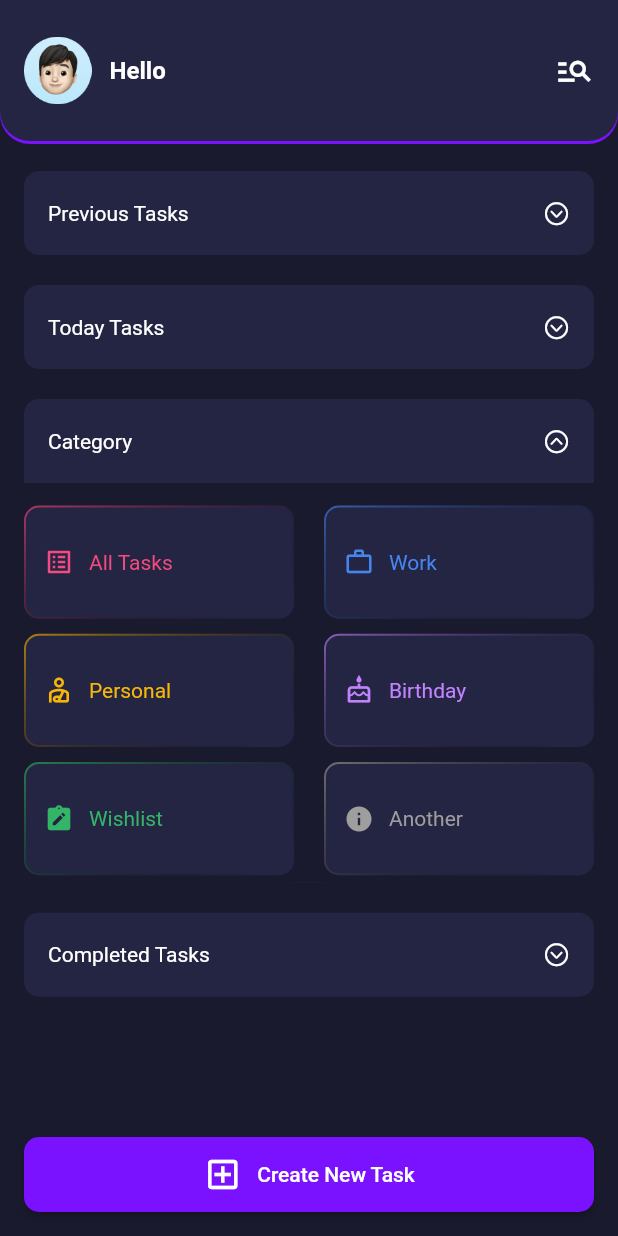
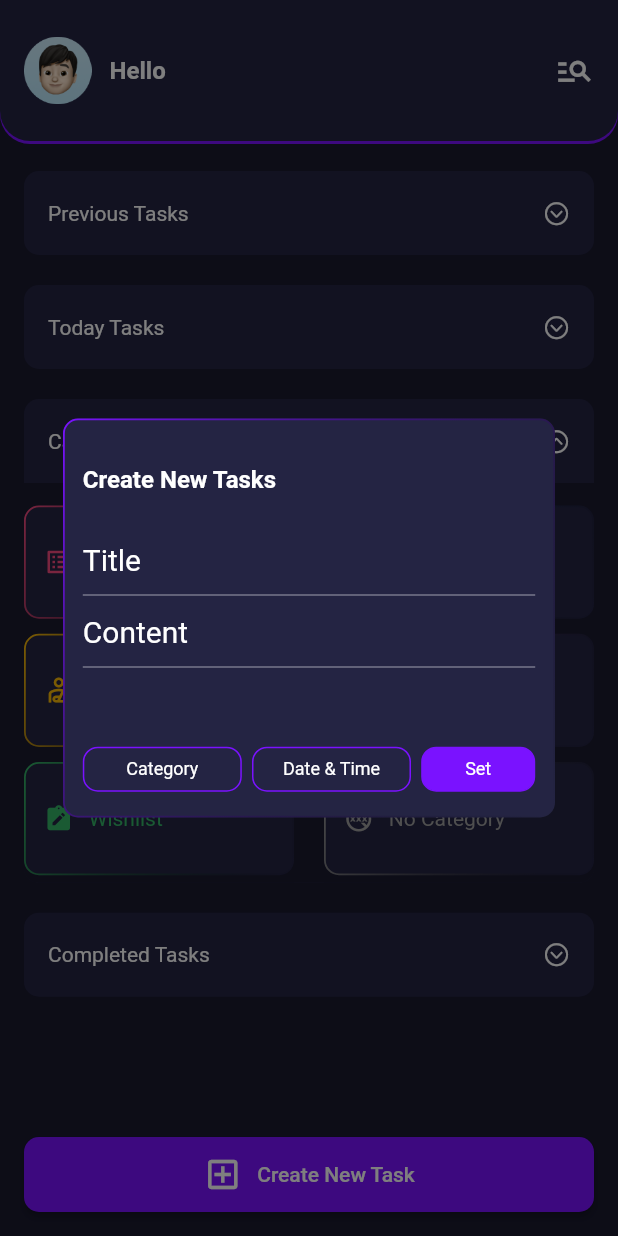
Before and after one commit to KarimHesham23/To-Do-List-Project, a Flutter app: the TasksView screen opened directly, after a tap on "Category", after a tap on "Create New Task", on a phone screen of 412 x 824 dp. Run offline on Flutter 3.47's test engine with Material 2 defaults, Android fonts, the phone set to English and light mode, and no system bars; our stand-ins replace animated_text_kit, flutter_bloc, font_awesome_flutter, get_it, go_router, google_fonts and 3 more; accounts and stored records are empty.

Commit message:
finish ui of new task dialog

```diff
--- a/to_do_list_app/lib/core/utils/styles.dart
+++ b/to_do_list_app/lib/core/utils/styles.dart
@@ -23,4 +23,7 @@ abstract class Styles {
     fontSize: 18,
     fontWeight: FontWeight.bold,
   );
+  static var styleText20 = const TextStyle(
+    fontSize: 20,
+  );
 }
--- a/to_do_list_app/lib/core/widgets/custom_frame_app_bar.dart
+++ b/to_do_list_app/lib/core/widgets/custom_frame_app_bar.dart
@@ -19,8 +19,9 @@ class CustomFrameAppBar extends StatelessWidget {
           ],
           color: kSecondaryColor,
           borderRadius: BorderRadius.only(
-              bottomLeft: Radius.circular(20),
-              bottomRight: Radius.circular(20)),
+            bottomLeft: Radius.circular(20),
+            bottomRight: Radius.circular(20),
+          ),
         ),
         child: Center(child: child),
       ),
--- /dev/null
+++ b/to_do_list_app/lib/core/widgets/custom_frame_container.dart
@@ -0,0 +1,39 @@
+import 'package:flutter/material.dart';
+import 'package:gradient_borders/box_borders/gradient_box_border.dart';
+import 'package:to_do_list_app/constants.dart';
+
+class CustomFrameContainer extends StatelessWidget {
+  const CustomFrameContainer({
+    super.key,
+    required this.child,
+    required this.height,
+    required this.width,
+    this.borderColor = kSpecialColor,
+  });
+  final Widget child;
+  final double height;
+  final double width;
+  final Color borderColor;
+  @override
+  Widget build(BuildContext context) {
+    return Container(
+        height: height,
+        width: width,
+        decoration: BoxDecoration(
+          color: kSecondaryColor,
+          borderRadius: BorderRadius.circular(10),
+          border: GradientBoxBorder(
+            gradient: LinearGradient(
+              begin: const Alignment(-1, -1),
+              end: const Alignment(1, 1),
+              colors: [
+                borderColor,
+                Colors.transparent,
+              ],
+            ),
+            width: 1.2,
+          ),
+        ),
+        child: child);
+  }
+}
--- /dev/null
+++ b/to_do_list_app/lib/features/create_task/presentation/views/widgets/action_button_section.dart
@@ -0,0 +1,34 @@
+import 'package:flutter/material.dart';
+import 'package:to_do_list_app/features/create_task/presentation/views/widgets/custom_button.dart';
+
+class ActionButtonsSection extends StatelessWidget {
+  const ActionButtonsSection({super.key, required this.setTap});
+  final void Function() setTap;
+
+  @override
+  Widget build(BuildContext context) {
+    return Row(
+      mainAxisAlignment: MainAxisAlignment.spaceBetween,
+      children: [
+        CustomButton(
+          contentButton: "Category",
+          checkFill: false,
+          width: 106,
+          onTap: () {},
+        ),
+        CustomButton(
+          contentButton: "Date & Time",
+          checkFill: false,
+          width: 106,
+          onTap: () {},
+        ),
+        CustomButton(
+          contentButton: "Set",
+          checkFill: true,
+          width: 76,
+          onTap: setTap,
+        ),
+      ],
+    );
+  }
+}
--- /dev/null
+++ b/to_do_list_app/lib/features/create_task/presentation/views/widgets/create_task_body.dart
@@ -0,0 +1,83 @@
+import 'package:flutter/material.dart';
+import 'package:go_router/go_router.dart';
+import 'package:to_do_list_app/core/utils/styles.dart';
+import 'package:to_do_list_app/features/create_task/presentation/views/widgets/action_button_section.dart';
+import 'package:to_do_list_app/features/create_task/presentation/views/widgets/custom_form_text_filed.dart';
+
+class CreateTaskBody extends StatefulWidget {
+  const CreateTaskBody({super.key});
+
+  @override
+  State<CreateTaskBody> createState() => _CreateTaskBodyState();
+}
+
+class _CreateTaskBodyState extends State<CreateTaskBody> {
+  GlobalKey<FormState> formKey = GlobalKey();
+  String? title;
+  String? content;
+  AutovalidateMode autovalidateMode = AutovalidateMode.disabled;
+  @override
+  Widget build(BuildContext context) {
+    return LayoutBuilder(
+      builder: (context, constraints) {
+        return Form(
+          key: formKey,
+          autovalidateMode: autovalidateMode,
+          child: Padding(
+            padding: const EdgeInsets.symmetric(horizontal: 12),
+            child: SingleChildScrollView(
+              child: ConstrainedBox(
+                constraints: BoxConstraints(minHeight: constraints.maxHeight),
+                child: IntrinsicHeight(
+                  child: Column(
+                    crossAxisAlignment: CrossAxisAlignment.start,
+                    children: [
+                      const SizedBox(
+                        height: 30,
+                      ),
+                      Text(
+                        "Create New Tasks",
+                        style: Styles.styleText16,
+                      ),
+                      const SizedBox(
+                        height: 20,
+                      ),
+                      CustomFormTextFiled(
+                        onSaved: (p0) {
+                          title = p0;
+                        },
+                        hintText: "Title",
+                      ),
+                      CustomFormTextFiled(
+                        onSaved: (p0) {
+                          content = p0;
+                        },
+                        hintText: "Content",
+                      ),
+                      const Spacer(),
+                      ActionButtonsSection(
+                        setTap: () {
+                          if (formKey.currentState!.validate()) {
+                            formKey.currentState!.save();
+                            context.pop();
+                          } else {
+                            setState(() {
+                              autovalidateMode = AutovalidateMode.always;
+                            });
+                          }
+                        },
+                      ),
+                      const SizedBox(
+                        height: 16,
+                      )
+                    ],
+                  ),
+                ),
+              ),
+            ),
+          ),
+        );
+      },
+    );
+  }
+}
--- /dev/null
+++ b/to_do_list_app/lib/features/create_task/presentation/views/widgets/create_task_dialog.dart
@@ -0,0 +1,22 @@
+import 'package:flutter/material.dart';
+import 'package:to_do_list_app/core/widgets/custom_frame_container.dart';
+import 'package:to_do_list_app/features/create_task/presentation/views/widgets/create_task_body.dart';
+
+class CreateTaskDialog extends StatelessWidget {
+  const CreateTaskDialog({super.key});
+
+  @override
+  Widget build(BuildContext context) {
+    return const Center(
+      child: CustomFrameContainer(
+        height: 266,
+        width: 328,
+        child: Scaffold(
+          resizeToAvoidBottomInset: false,
+          backgroundColor: Colors.transparent,
+          body: CreateTaskBody(),
+        ),
+      ),
+    );
+  }
+}
--- /dev/null
+++ b/to_do_list_app/lib/features/create_task/presentation/views/widgets/custom_button.dart
@@ -0,0 +1,40 @@
+import 'package:flutter/material.dart';
+import 'package:to_do_list_app/constants.dart';
+import 'package:to_do_list_app/core/utils/styles.dart';
+
+class CustomButton extends StatelessWidget {
+  const CustomButton(
+      {super.key,
+      required this.contentButton,
+      required this.checkFill,
+      required this.width,
+      required this.onTap});
+  final String contentButton;
+  final bool checkFill;
+  final double width;
+  final void Function() onTap;
+
+  @override
+  Widget build(BuildContext context) {
+    return GestureDetector(
+      onTap: onTap,
+      child: Container(
+        height: 30,
+        width: width,
+        decoration: BoxDecoration(
+          color: checkFill ? kSpecialColor : kSecondaryColor,
+          borderRadius: BorderRadius.circular(10),
+          border: Border.all(color: kSpecialColor),
+        ),
+        child: Center(
+          child: Text(
+            contentButton,
+            style: Styles.styleText12.copyWith(
+              color: Colors.white,
+            ),
+          ),
+        ),
+      ),
+    );
+  }
+}
--- /dev/null
+++ b/to_do_list_app/lib/features/create_task/presentation/views/widgets/custom_form_text_filed.dart
@@ -0,0 +1,29 @@
+import 'package:flutter/material.dart';
+import 'package:to_do_list_app/core/utils/styles.dart';
+
+class CustomFormTextFiled extends StatelessWidget {
+  const CustomFormTextFiled(
+      {super.key, required this.onSaved, required this.hintText});
+  final void Function(String?) onSaved;
+  final String hintText;
+
+  @override
+  Widget build(BuildContext context) {
+    return TextFormField(
+      validator: (value) {
+        if (value?.isEmpty ?? true) {
+          return "This Filed Required";
+        } else {
+          return null;
+        }
+      },
+      onSaved: onSaved,
+      decoration: InputDecoration(
+        hintText: hintText,
+        hintStyle: Styles.styleText20.copyWith(
+          color: Colors.white,
+        ),
+      ),
+    );
+  }
+}
--- a/to_do_list_app/lib/core/widgets/custom_text_form_filed.dart
+++ b/to_do_list_app/lib/features/start/presentation/views/widgets/custom_border_text_form_filed.dart
@@ -2,8 +2,8 @@ import 'package:flutter/material.dart';
 import 'package:to_do_list_app/constants.dart';
 import 'package:to_do_list_app/core/utils/styles.dart';
 
-class CustomTextFormFiled extends StatelessWidget {
-  const CustomTextFormFiled({
+class CustomBorderTextFormFiled extends StatelessWidget {
+  const CustomBorderTextFormFiled({
     super.key,
     required this.onSaved,
     required this.prefixIcon,
--- a/to_do_list_app/lib/features/start/presentation/views/widgets/sign_in_form.dart
+++ b/to_do_list_app/lib/features/start/presentation/views/widgets/sign_in_form.dart
@@ -5,7 +5,7 @@ import 'package:to_do_list_app/constants.dart';
 import 'package:to_do_list_app/core/utils/assets.dart';
 import 'package:to_do_list_app/core/utils/get_locator.dart';
 import 'package:to_do_list_app/core/utils/styles.dart';
-import 'package:to_do_list_app/core/widgets/custom_text_form_filed.dart';
+import 'package:to_do_list_app/features/start/presentation/views/widgets/custom_border_text_form_filed.dart';
 import 'package:font_awesome_flutter/font_awesome_flutter.dart';
 import 'package:to_do_list_app/features/home/presentation/views/home_view.dart';
 import 'package:to_do_list_app/features/start/presentation/views/widgets/animation_text.dart';
@@ -39,7 +39,7 @@ class _SginInFormState extends State<SginInForm> {
           const SizedBox(
             height: 12,
           ),
-          CustomTextFormFiled(
+          CustomBorderTextFormFiled(
             hintText: "Enter Your Name",
             prefixIcon: const Icon(
               FontAwesomeIcons.person,
--- a/to_do_list_app/lib/features/tasks/presentation/views/widgets/category_expansion_tile.dart
+++ b/to_do_list_app/lib/features/tasks/presentation/views/widgets/category_expansion_tile.dart
@@ -1,5 +1,6 @@
 import 'package:flutter/cupertino.dart';
 import 'package:flutter/material.dart';
+import 'package:google_fonts/google_fonts.dart';
 import 'package:to_do_list_app/constants.dart';
 import 'package:to_do_list_app/core/models/category_model.dart';
 import 'package:to_do_list_app/core/utils/styles.dart';
@@ -36,8 +37,8 @@ class _TasksTileState extends State<CategoryExpansionTile> {
         icon: Icons.note_alt,
         color: const Color(0xff34B467)),
     CategoryModel(
-      categoryName: "Another",
-      icon: Icons.info,
+      categoryName: "No Category",
+      icon: Icons.no_adult_content,
       color: Colors.grey,
     ),
   ];
@@ -47,6 +48,13 @@ class _TasksTileState extends State<CategoryExpansionTile> {
   Widget build(BuildContext context) {
     return Padding(
       padding: const EdgeInsets.symmetric(horizontal: 16),
+      child: Theme(
+        data: ThemeData.dark().copyWith(
+          scaffoldBackgroundColor: kPrimaryColor,
+          textTheme: GoogleFonts.robotoTextTheme(ThemeData.dark().textTheme),
+          highlightColor: kSecondaryColor,
+          splashColor: kSecondaryColor,
+        ),
         child: ExpansionTile(
           childrenPadding: EdgeInsets.zero,
           title: Text(
@@ -76,6 +84,7 @@ class _TasksTileState extends State<CategoryExpansionTile> {
           collapsedIconColor: Colors.white,
           textColor: Colors.white,
           children: childrenWidgets,
+        ),
       ),
     );
   }
--- a/to_do_list_app/lib/features/tasks/presentation/views/widgets/category_item.dart
+++ b/to_do_list_app/lib/features/tasks/presentation/views/widgets/category_item.dart
@@ -1,8 +1,8 @@
 import 'package:flutter/material.dart';
-import 'package:gradient_borders/box_borders/gradient_box_border.dart';
 import 'package:to_do_list_app/constants.dart';
 import 'package:to_do_list_app/core/models/category_model.dart';
 import 'package:to_do_list_app/core/utils/styles.dart';
+import 'package:to_do_list_app/core/widgets/custom_frame_container.dart';
 
 class CategoryItem extends StatelessWidget {
   const CategoryItem({super.key, required this.category});
@@ -11,30 +11,18 @@ class CategoryItem extends StatelessWidget {
   @override
   Widget build(BuildContext context) {
     return Container(
+      color: kPrimaryColor,
       padding: const EdgeInsets.symmetric(vertical: 5),
-      color: kPrimaryColor,
-      child: Container(
-        padding: const EdgeInsets.only(left: 12),
+      child: CustomFrameContainer(
           height: 70,
-        width: 154,
-        decoration: BoxDecoration(
-          color: kSecondaryColor,
-          borderRadius: BorderRadius.circular(10),
-          border: GradientBoxBorder(
-            gradient: LinearGradient(
-              begin: const Alignment(-1, -2), // Start from top-left corner
-              end: const Alignment(0, 2),
-              colors: [
-                category.color,
-                Colors.transparent,
-              ],
-            ),
-            width: 1.3,
-          ),
-        ),
+          width: 145,
+          borderColor: category.color,
           child: Row(
             mainAxisSize: MainAxisSize.min,
             children: [
+              const SizedBox(
+                width: 12,
+              ),
               Icon(
                 category.icon,
                 size: 20,
@@ -50,8 +38,7 @@ class CategoryItem extends StatelessWidget {
                 ),
               ),
             ],
-        ),
-      ),
+          )),
     );
   }
 }
--- a/to_do_list_app/lib/features/tasks/presentation/views/widgets/new_task_button.dart
+++ b/to_do_list_app/lib/features/tasks/presentation/views/widgets/new_task_button.dart
@@ -1,6 +1,7 @@
 import 'package:flutter/material.dart';
 import 'package:to_do_list_app/constants.dart';
 import 'package:to_do_list_app/core/utils/styles.dart';
+import 'package:to_do_list_app/features/create_task/presentation/views/widgets/create_task_dialog.dart';
 
 class NewTaskButton extends StatelessWidget {
   const NewTaskButton({super.key});
@@ -14,7 +15,9 @@ class NewTaskButton extends StatelessWidget {
         vertical: 16,
       ),
       child: ElevatedButton(
-        onPressed: () {},
+        onPressed: () {
+          createTaskdDalog(context);
+        },
         style: ElevatedButton.styleFrom(
           shape: RoundedRectangleBorder(
             borderRadius: BorderRadius.circular(10),
@@ -41,4 +44,29 @@ class NewTaskButton extends StatelessWidget {
       ),
     );
   }
+
+  void createTaskdDalog(BuildContext context) {
+    showGeneralDialog(
+      transitionDuration: const Duration(milliseconds: 500),
+      transitionBuilder: (context, animation, secondaryAnimation, child) {
+        Tween<Offset> animtionDialog =
+            Tween(begin: const Offset(0, -1), end: const Offset(0, 0));
+        return SlideTransition(
+          position: animtionDialog.animate(
+            CurvedAnimation(
+              parent: animation,
+              curve: Curves.easeInOutCubicEmphasized,
+            ),
+          ),
+          child: child,
+        );
+      },
+      barrierDismissible: true,
+      barrierLabel: "Create task",
+      context: context,
+      pageBuilder: (context, animation, secondaryAnimation) {
+        return const CreateTaskDialog();
+      },
+    );
+  }
 }
--- a/to_do_list_app/lib/features/tasks/presentation/views/widgets/tasks_expansion_tile.dart
+++ b/to_do_list_app/lib/features/tasks/presentation/views/widgets/tasks_expansion_tile.dart
@@ -1,5 +1,6 @@
 import 'package:flutter/cupertino.dart';
 import 'package:flutter/material.dart';
+import 'package:google_fonts/google_fonts.dart';
 import 'package:to_do_list_app/constants.dart';
 import 'package:to_do_list_app/core/utils/styles.dart';
 import 'package:to_do_list_app/features/tasks/presentation/views/widgets/tasks_item.dart';
@@ -20,6 +21,13 @@ class _TasksExpansionTileState extends State<TasksExpansionTile> {
   Widget build(BuildContext context) {
     return Padding(
       padding: const EdgeInsets.symmetric(horizontal: 16),
+      child: Theme(
+        data: ThemeData.dark().copyWith(
+          scaffoldBackgroundColor: kPrimaryColor,
+          textTheme: GoogleFonts.robotoTextTheme(ThemeData.dark().textTheme),
+          highlightColor: kSecondaryColor,
+          splashColor: kSecondaryColor,
+        ),
         child: ExpansionTile(
           childrenPadding: EdgeInsets.zero,
           title: Text(
@@ -41,7 +49,7 @@ class _TasksExpansionTileState extends State<TasksExpansionTile> {
           backgroundColor: kSecondaryColor,
           collapsedBackgroundColor: kSecondaryColor,
           shape: RoundedRectangleBorder(
-          borderRadius: BorderRadius.circular(10),
+            borderRadius: BorderRadius.circular(9),
           ),
           collapsedShape: RoundedRectangleBorder(
             borderRadius: BorderRadius.circular(10),
@@ -50,6 +58,7 @@ class _TasksExpansionTileState extends State<TasksExpansionTile> {
           collapsedIconColor: Colors.white,
           textColor: Colors.white,
           children: childrenWidgets,
+        ),
       ),
     );
   }
--- a/to_do_list_app/lib/main.dart
+++ b/to_do_list_app/lib/main.dart
@@ -23,6 +23,13 @@ class DoItNow extends StatelessWidget {
         debugShowCheckedModeBanner: false,
         routerConfig: AppRoute.router,
         theme: ThemeData.dark().copyWith(
+          inputDecorationTheme: const InputDecorationTheme(
+            focusedBorder: UnderlineInputBorder(
+              borderSide: BorderSide(
+                color: kSpecialColor,
+              ),
+            ),
+          ),
           scaffoldBackgroundColor: kPrimaryColor,
           textTheme: GoogleFonts.robotoTextTheme(ThemeData.dark().textTheme),
         ),
```
Lines whose indentation alone changed are shown as unchanged.
